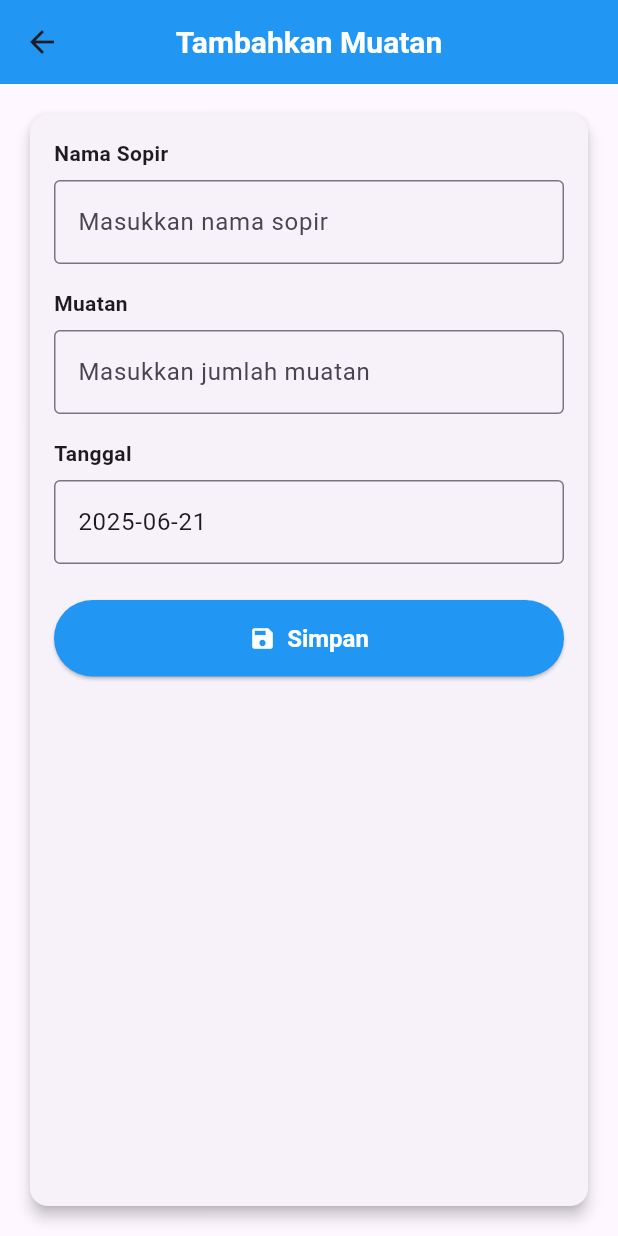
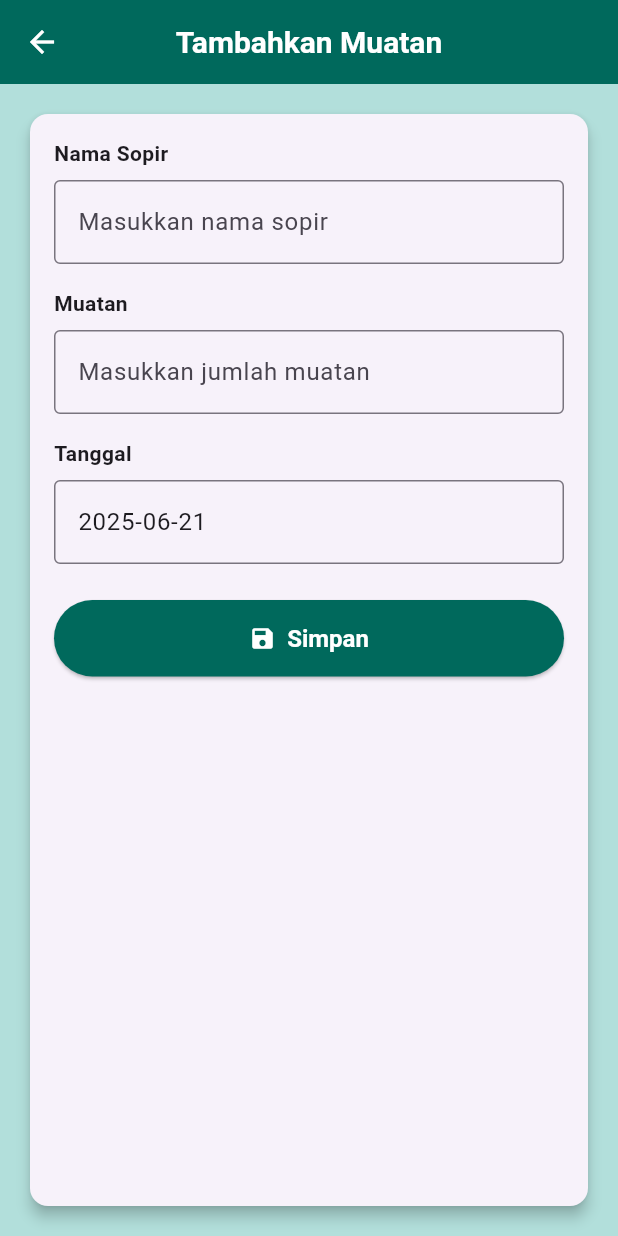
Before and after one commit to ujangggg/aplikasi, a Flutter app: the CreateView screen opened by its route, on a phone screen of 412 x 824 dp. Run offline on Flutter 3.47's test engine with Material 3 defaults, Android fonts, the phone set to English and light mode, and no system bars; our stand-ins replace cloud_firestore, firebase_core, get; accounts and stored records are empty.

Commit message:
update ui

```diff
--- a/lib/app/modules/create/views/create_view.dart
+++ b/lib/app/modules/create/views/create_view.dart
@@ -18,8 +18,10 @@ class CreateView extends GetView<CreateController> {
           ),
         ),
         centerTitle: true,
-        backgroundColor: Colors.blue,
+        backgroundColor: Color(0xFF00695C),
+        iconTheme: const IconThemeData(color: Colors.white),
       ),
+      backgroundColor: const Color(0xFFB2DFDB),
       body: Padding(
         padding: const EdgeInsets.all(16.0),
         child: Card(
@@ -129,7 +131,7 @@ class CreateView extends GetView<CreateController> {
                       ),
                     ),
                     style: ElevatedButton.styleFrom(
-                      backgroundColor: Colors.blue, // 🎨 Warna biru
+                      backgroundColor: Color(0xFF00695C),
                       padding: const EdgeInsets.symmetric(vertical: 16),
                       textStyle: const TextStyle(fontSize: 16),
                     ),
--- a/lib/app/modules/edit/views/edit_view.dart
+++ b/lib/app/modules/edit/views/edit_view.dart
@@ -21,9 +21,10 @@ class EditView extends GetView<EditController> {
           ),
         ),
         centerTitle: true,
-        backgroundColor: Colors.blue,
+        backgroundColor: Color(0xFF00695C),
         iconTheme: const IconThemeData(color: Colors.white),
       ),
+      backgroundColor: const Color(0xFFB2DFDB),
       body: SingleChildScrollView(
         child: Padding(
           padding: const EdgeInsets.all(16.0),
@@ -125,7 +126,7 @@ class EditView extends GetView<EditController> {
                       ),
                     ),
                     style: ElevatedButton.styleFrom(
-                      backgroundColor: Colors.blue,
+                      backgroundColor: Color(0xFF00695C),
                       padding: const EdgeInsets.symmetric(vertical: 16),
                       textStyle: const TextStyle(fontSize: 16),
                     ),
```
Also changed, not shown: lib/app/modules/home/views/home_view.dart (+29 -6 lines).
